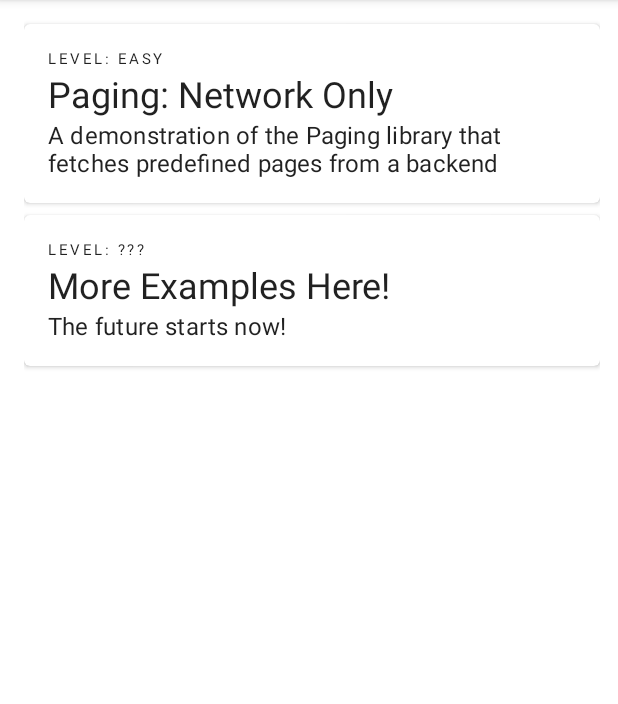
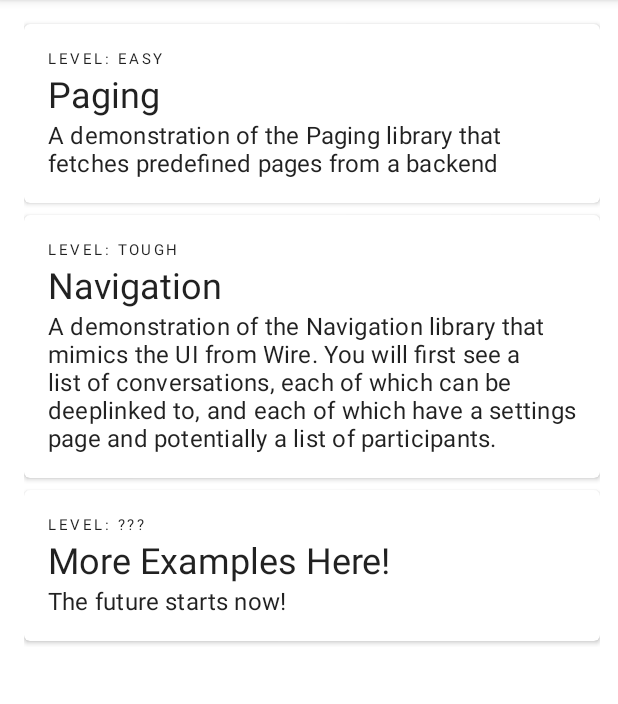
Before and after one commit to deanrobertcook/Kotlin-Test, an Android app: the screen it shows after launch (StartActivity), after a tap on "LEVEL: ???", on a phone screen of 412 x 824 dp, the part 84-788 px from its top. Run offline under Robolectric (Android 15) with nearby library versions, the phone set to English and light mode, and no system bars.

Commit message:
feat: add activity for navigation example

```diff
--- a/app/src/main/AndroidManifest.xml
+++ b/app/src/main/AndroidManifest.xml
@@ -23,6 +23,8 @@
 
         <activity android:name="org.dean.test.paging.PagingActivity"/>
 
+        <activity android:name="org.dean.test.navigation.NavigationActivity"/>
+
 
     </application>
 
--- a/app/src/main/java/org/dean/test/StartActivity.kt
+++ b/app/src/main/java/org/dean/test/StartActivity.kt
@@ -7,6 +7,7 @@ import android.view.ViewGroup
 import android.widget.TextView
 import androidx.annotation.StringRes
 import androidx.appcompat.app.AppCompatActivity
+import org.dean.test.navigation.NavigationActivity
 import org.dean.test.paging.PagingActivity
 
 class StartActivity : AppCompatActivity() {
@@ -23,10 +24,15 @@ class StartActivity : AppCompatActivity() {
                         R.string.paging_example_description
                 ) { activity -> activity.startActivity(Intent(activity, PagingActivity::class.java)) },
 
+                CardInfo(R.string.navigation_example_level,
+                        R.string.navigation_example_title,
+                        R.string.navigation_example_description
+                ) { activity -> activity.startActivity(Intent(activity, NavigationActivity::class.java)) },
+
                 CardInfo(R.string.example_placeholder_level,
                         R.string.example_placeholder_title,
                         R.string.example_placeholder_description
-                ) { activity -> }
+                ) { }
         )
     }
 
--- a/app/src/main/res/layout/activity_paging.xml
+++ b/app/src/main/res/layout/activity_paging.xml
@@ -8,7 +8,7 @@
 
     <androidx.appcompat.widget.Toolbar
             android:id="@+id/my_toolbar"
-            app:title="@string/app_name"
+            app:title="@string/paging_example_title"
             app:titleTextColor="@color/onDark"
             android:layout_width="match_parent"
             android:layout_height="?attr/actionBarSize"
--- a/app/src/main/res/values/strings.xml
+++ b/app/src/main/res/values/strings.xml
@@ -2,8 +2,15 @@
     <string name="app_name">Test App</string>
 
     <string name="paging_example_level">level: easy</string>
-    <string name="paging_example_title">Paging: Network Only</string>
+    <string name="paging_example_title">Paging</string>
     <string name="paging_example_description">A demonstration of the Paging library that fetches predefined pages from a backend</string>
+
+    <string name="navigation_example_level">level: tough</string>
+    <string name="navigation_example_title">Navigation</string>
+    <string name="navigation_example_description">A demonstration of the Navigation library that mimics the UI from Wire.
+        You will first see a list of conversations, each of which can be deeplinked to, and each of which have a settings page
+        and potentially a list of participants.
+    </string>
 
     <string name="example_placeholder_level">level: ???</string>
     <string name="example_placeholder_title">More Examples Here!</string>
```
Also changed, not shown: app/src/main/java/org/dean/test/navigation/NavigationActivity.kt (added, +13 -0 lines), app/src/main/res/layout/activity_navigation.xml (added, +19 -0 lines).
